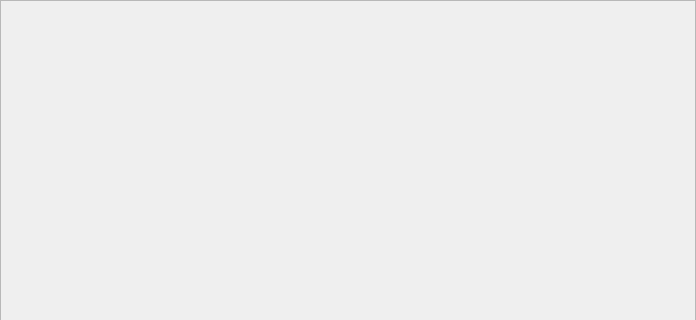
Old version of the form editor/editor/tileset/TileSetEditorTab.ui in the repository zapolnov/zxide; both pictures show x 0 to 696 and y 0 to 320 of the 696 by 594 pixel window.
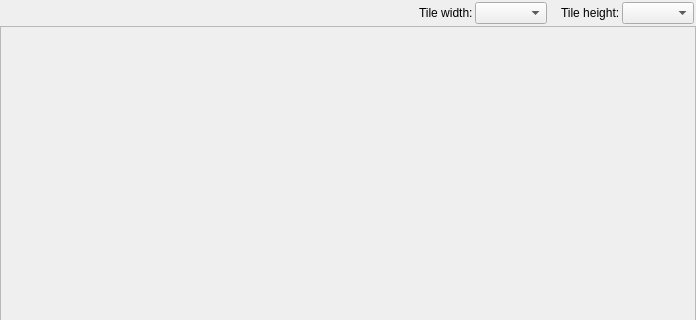
New version of the form.

Commit message: Properly handle tiles of different sizes in the tile set.

```diff
--- a/editor/editor/tileset/TileSetEditorTab.ui
+++ b/editor/editor/tileset/TileSetEditorTab.ui
@@ -12,13 +12,13 @@
   </property>
   <layout class="QVBoxLayout" name="verticalLayout">
    <property name="spacing">
-    <number>0</number>
+    <number>2</number>
    </property>
    <property name="leftMargin">
     <number>0</number>
    </property>
    <property name="topMargin">
-    <number>0</number>
+    <number>2</number>
    </property>
    <property name="rightMargin">
     <number>0</number>
@@ -26,6 +26,74 @@
    <property name="bottomMargin">
     <number>0</number>
    </property>
+   <item>
+    <layout class="QHBoxLayout" name="topLayout">
+     <property name="rightMargin">
+      <number>2</number>
+     </property>
+     <item>
+      <spacer name="horizontalSpacer">
+       <property name="orientation">
+        <enum>Qt::Horizontal</enum>
+       </property>
+       <property name="sizeHint" stdset="0">
+        <size>
+         <width>40</width>
+         <height>20</height>
+        </size>
+       </property>
+      </spacer>
+     </item>
+     <item>
+      <widget class="QLabel" name="tileWidthLabel">
+       <property name="text">
+        <string>Tile width:</string>
+       </property>
+       <property name="buddy">
+        <cstring>tileWidthCombo</cstring>
+       </property>
+      </widget>
+     </item>
+     <item>
+      <widget class="QComboBox" name="tileWidthCombo"/>
+     </item>
+     <item>
+      <widget class="QWidget" name="separator" native="true">
+       <property name="sizePolicy">
+        <sizepolicy hsizetype="Fixed" vsizetype="Preferred">
+         <horstretch>0</horstretch>
+         <verstretch>0</verstretch>
+        </sizepolicy>
+       </property>
+       <property name="minimumSize">
+        <size>
+         <width>10</width>
+         <height>0</height>
+        </size>
+       </property>
+       <property name="maximumSize">
+        <size>
+         <width>10</width>
+         <height>16777215</height>
+        </size>
+       </property>
+      </widget>
+     </item>
+     <item>
+      <widget class="QLabel" name="tileHeightLabel">
+       <property name="text">
+        <string>Tile height:</string>
+       </property>
+       <property name="buddy">
+        <cstring>tileHeightCombo</cstring>
+       </property>
+      </widget>
+     </item>
+     <item>
+      <widget class="QComboBox" name="tileHeightCombo"/>
+     </item>
+    </layout>
+   </item>
    <item>
     <widget class="QScrollArea" name="scrollArea">
      <property name="widgetResizable">
```
Left out of the diff: 4 changed lines with no effect on the pictures. The commit also changes 10 other files.
